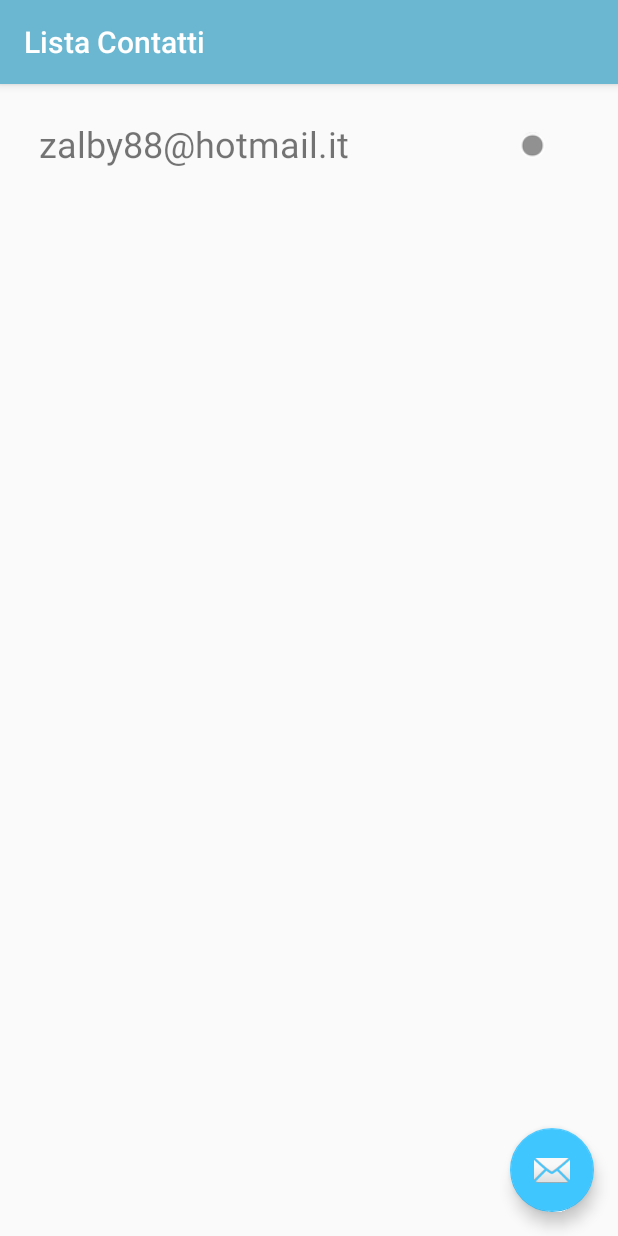
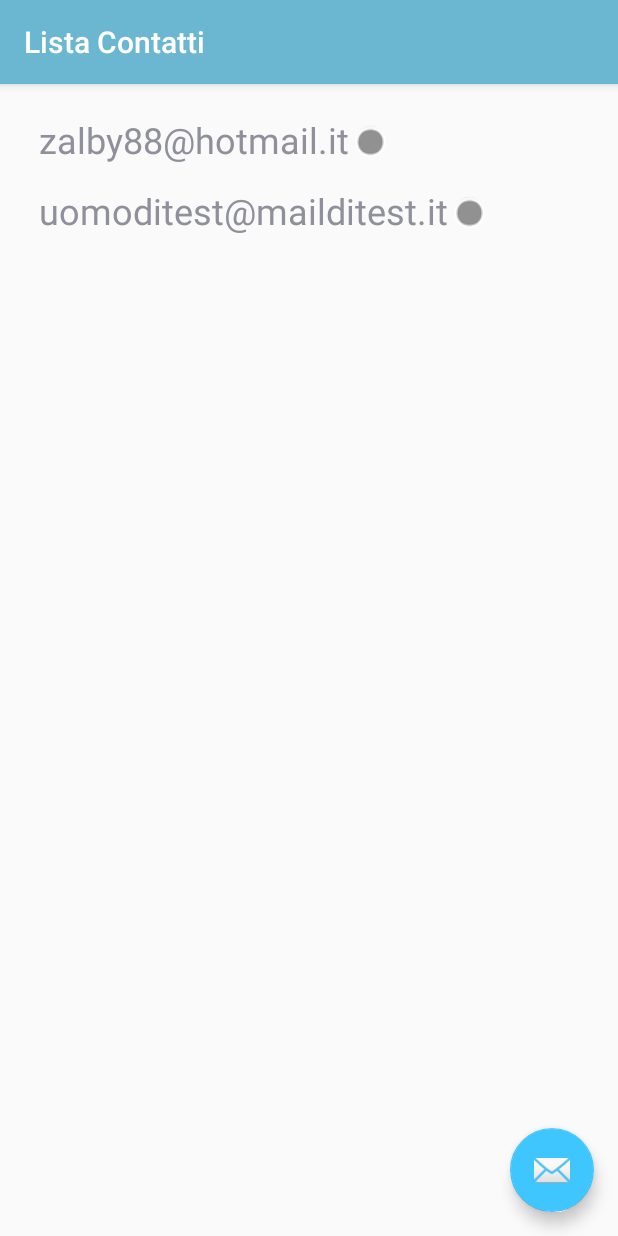
Before and after one commit to zalby88/moodlyRep, an Android app: the ContactsListActivity screen opened directly, with no data from a screen before it, on a phone screen of 412 x 824 dp. Run offline under Robolectric (Android 15) with nearby library versions, the phone set to English and light mode, and no system bars.

Commit message:
ContactsList DEMO updated

```diff
--- a/app/build.gradle
+++ b/app/build.gradle
@@ -6,7 +6,7 @@ android {
 
     defaultConfig {
         applicationId "com.zalbyeco.albertolaz.moodly"
-        minSdkVersion 15
+        minSdkVersion 17
         targetSdkVersion 23
         versionCode 1
         versionName "1.0"
--- a/app/src/main/AndroidManifest.xml
+++ b/app/src/main/AndroidManifest.xml
@@ -22,9 +22,8 @@
             android:name=".main.LoginActivity"
             android:label="@string/app_name">
             <intent-filter>
+                <action android:name="android.intent.action.MAIN" />
                 <category android:name="android.intent.category.LAUNCHER" />
-
-                <action android:name="android.intent.action.MAIN" />
             </intent-filter>
         </activity>
 
--- a/app/src/main/java/com/zalbyeco/albertolaz/moodly/main/ContactsListActivity.java
+++ b/app/src/main/java/com/zalbyeco/albertolaz/moodly/main/ContactsListActivity.java
@@ -1,5 +1,6 @@
 package com.zalbyeco.albertolaz.moodly.main;
 
+import android.content.Context;
 import android.content.Intent;
 import android.graphics.Color;
 import android.os.Bundle;
@@ -8,12 +9,20 @@ import android.support.design.widget.Snackbar;
 import android.support.v4.content.ContextCompat;
 import android.support.v7.app.AppCompatActivity;
 import android.support.v7.widget.Toolbar;
+import android.view.LayoutInflater;
 import android.view.MotionEvent;
 import android.view.View;
+import android.view.ViewGroup;
+import android.widget.ImageView;
 import android.widget.LinearLayout;
 import android.widget.RelativeLayout;
+import android.widget.TextView;
 
 import com.zalbyeco.albertolaz.moodly.R;
+import com.zalbyeco.albertolaz.moodly.service.mock.ContactsListServiceMock;
+import com.zalbyeco.albertolaz.moodly.users.Contact;
+
+import java.util.List;
 
 public class ContactsListActivity extends AppCompatActivity {
 
@@ -48,13 +57,48 @@ public class ContactsListActivity extends AppCompatActivity {
 
         //****************************
         //Contacts List Items settings
+        populateContactsList();
+
+    }
+
+    private void populateContactsList() {
+
+        //Call the Service
+        List<Contact> retrievedContacts = retrieveContactsList();
+
+        //Contacts -> Layout Items
         RelativeLayout contactsListContainer = (RelativeLayout) findViewById(R.id.contactsListPanel);
-        for (int i = 0; i < contactsListContainer.getChildCount(); i++) {
-            Object item = contactsListContainer.getChildAt(i);
-            if (item instanceof LinearLayout) {
+
+        LayoutInflater inflater =
+                (LayoutInflater) getApplicationContext().getSystemService(Context.LAYOUT_INFLATER_SERVICE);
+
+        /**
+         * Dynamically creates the list of contacts
+         */
+        int lastLlayoutId = -1;
+
+        for (Contact currentContact: retrievedContacts) {
+            LinearLayout llayoutToAdd = (LinearLayout) inflater.inflate(R.layout.contacts_item, null);
+
+            //generate ID
+            llayoutToAdd.setId(View.generateViewId());
+
+            for (int i = 0; i < llayoutToAdd.getChildCount(); i++) {
+                Object item = llayoutToAdd.getChildAt(i);
+                if (item instanceof TextView) {
+                    TextView txtView = (TextView) item;
+
+                    //sets the username as text
+                    txtView.setText(currentContact.getUsername());
+
+                } else if (item instanceof ImageView) {
+                    //TODO
+                }
+            }
+
             //----------------------
             //On touch (change color)
-                ((LinearLayout) item).setOnTouchListener(new View.OnTouchListener() {
+            llayoutToAdd.setOnTouchListener(new View.OnTouchListener() {
                 @Override
                 public boolean onTouch(View view, MotionEvent event) {
                     return contactsListItemOnTouch(view, event);
@@ -63,15 +107,39 @@ public class ContactsListActivity extends AppCompatActivity {
 
             //--------
             //On click
-                ((LinearLayout) item).setOnClickListener(new View.OnClickListener() {
+            llayoutToAdd.setOnClickListener(new View.OnClickListener() {
                 @Override
                 public void onClick(View v) {
                     contactsListItemOnClick(v);
                 }
             });
-            }
+
+            //fix the position below the previous item
+            if (lastLlayoutId != -1) {
+                RelativeLayout.LayoutParams params = (RelativeLayout.LayoutParams) llayoutToAdd.getLayoutParams();
+                if (params == null) {
+                    params = new RelativeLayout.LayoutParams
+                            (ViewGroup.LayoutParams.WRAP_CONTENT, ViewGroup.LayoutParams.WRAP_CONTENT);
                 }
 
+                params.addRule(RelativeLayout.BELOW, lastLlayoutId);
+                llayoutToAdd.setLayoutParams(params);
+            }
+            //update the last layout id
+            lastLlayoutId = llayoutToAdd.getId();
+
+            //add the new view to the container
+            contactsListContainer.addView(llayoutToAdd);
+
+        }//endfor
+    }//populateContactsList private method
+
+    /**
+     * Calls the "Contacts List" service to retrieve all contacts for a selected user
+     */
+    private List<Contact> retrieveContactsList() {
+        ContactsListServiceMock contactsService = ContactsListServiceMock.getContactsListServiceMock();
+        return contactsService.retrieveContacts(selectedUsername);
     }
 
     //*****************************
--- /dev/null
+++ b/app/src/main/java/com/zalbyeco/albertolaz/moodly/service/mock/ContactsListServiceMock.java
@@ -0,0 +1,40 @@
+package com.zalbyeco.albertolaz.moodly.service.mock;
+
+import com.zalbyeco.albertolaz.moodly.users.Contact;
+
+import java.util.ArrayList;
+import java.util.List;
+
+/**
+ * Created by AlbertoLaz on 17/09/2016.
+ */
+public class ContactsListServiceMock {
+
+    private static ContactsListServiceMock instance;
+
+    private ContactsListServiceMock() {}
+
+    public static ContactsListServiceMock getContactsListServiceMock() {
+
+        if (instance == null) {
+            instance = new ContactsListServiceMock();
+        }
+
+        return instance;
+    }
+
+
+    public List<Contact> retrieveContacts(String currentUserName) {
+
+        ArrayList<Contact> contactsToReturn = new ArrayList<Contact>();
+
+        Contact contact1 = Contact.initializeStandardContact("zalby88@hotmail.it");
+        Contact contact2 = Contact.initializeStandardContact("uomoditest@mailditest.it");
+
+        contactsToReturn.add(contact1);
+        contactsToReturn.add(contact2);
+
+        return contactsToReturn;
+
+    }//retrieveContacts mocked method
+}
--- /dev/null
+++ b/app/src/main/java/com/zalbyeco/albertolaz/moodly/users/Contact.java
@@ -0,0 +1,77 @@
+package com.zalbyeco.albertolaz.moodly.users;
+
+import java.io.Serializable;
+import java.util.ArrayList;
+import java.util.List;
+
+/**
+ * Created by AlbertoLaz on 17/09/2016.
+ */
+public class Contact implements Serializable {
+
+
+    private String username;
+    private MoodleCategory ctcCategory;
+    private List<String> features;
+
+    /**
+     *
+     * Private constructor, you need to use static method "initializeStandardContact" instead of the constructor
+     *
+     * @param username
+     * @param contactCategory
+     * @param features
+     */
+    private Contact(String username,
+                 MoodleCategory contactCategory,
+                 List<String> features) {
+
+        this.username = username;
+        this.ctcCategory = contactCategory;
+        this.features = features;
+    }
+
+    /**
+     *
+     * create a default Moodle Contact from username
+     *
+     * @param username
+     * @return
+     */
+    public static Contact initializeStandardContact(String username) {
+
+        Contact newMoodleContact = new Contact(username, null, null);
+        newMoodleContact.setCategory(MoodleCategory.STANDARD_FRIEND);
+
+        ArrayList<String> defaultFeatures = new ArrayList<String>();
+        //TODO set the features
+        newMoodleContact.setFeatures(defaultFeatures);
+
+        return newMoodleContact;
+    }
+
+    public String getUsername() {
+        return username;
+    }
+
+    public void setUsername(String username) {
+        this.username = username;
+    }
+
+    public MoodleCategory getCategory() {
+        return ctcCategory;
+    }
+
+    public void setCategory(MoodleCategory contactCategory) {
+        this.ctcCategory = contactCategory;
+    }
+
+    public List<String> getFeatures() {
+        return features;
+    }
+
+    public void setFeatures(List<String> features) {
+        this.features = features;
+    }
+
+}
--- a/app/src/main/java/com/zalbyeco/albertolaz/moodly/users/User.java
+++ b/app/src/main/java/com/zalbyeco/albertolaz/moodly/users/User.java
@@ -1,19 +1,22 @@
 package com.zalbyeco.albertolaz.moodly.users;
 
+import java.io.Serializable;
 import java.util.ArrayList;
 import java.util.List;
 
 /**
  * Created by AlbertoLaz on 02/09/2016.
  */
-public class User {
-
+public class User implements Serializable {
 
 
     private String username;
     private String password;
     private MoodleCategory usrCategory;
     private List<String> features;
+
+
+    private List<Contact> contactsList;
 
     /**
      *
@@ -23,16 +26,19 @@ public class User {
      * @param password
      * @param userCategory
      * @param features
+     * @param contactsList
      */
     private User(String username,
                  String password,
                  MoodleCategory userCategory,
-                 List<String> features) {
+                 List<String> features,
+                 List<Contact> contactsList) {
 
         this.username = username;
         this.password = password;
         this.usrCategory = userCategory;
         this.features = features;
+        this.contactsList = contactsList;
     }
 
     /**
@@ -45,12 +51,15 @@ public class User {
      */
     public static User initializeStandardUser(String username, String password) {
 
-        User newMoodleUser = new User(username, password, null, null);
+        User newMoodleUser = new User(username, password, null, null, null);
         newMoodleUser.setUsrCategory(MoodleCategory.STANDARD_FRIEND);
 
         ArrayList<String> defaultFeatures = new ArrayList<String>();
         //TODO set the features
         newMoodleUser.setFeatures(defaultFeatures);
+
+        ArrayList<Contact> emptyContactsList = new ArrayList<>();
+        newMoodleUser.setContactsList(emptyContactsList);
 
         return newMoodleUser;
     }
@@ -86,4 +95,12 @@ public class User {
     public void setFeatures(List<String> features) {
         this.features = features;
     }
+
+    public List<Contact> getContactsList() {
+        return contactsList;
+    }
+
+    public void setContactsList(List<Contact> contactsList) {
+        this.contactsList = contactsList;
+    }
 }
--- /dev/null
+++ b/app/src/main/res/layout/contacts_item.xml
@@ -0,0 +1,37 @@
+<?xml version="1.0" encoding="utf-8"?>
+    <!-- Attention: using "android:duplicateParentState" to propagate "touch" event from LinearLayout to its children -->
+    <!-- CONTACT ITEM EXAMPLE -->
+    <LinearLayout
+        xmlns:android="http://schemas.android.com/apk/res/android"
+        xmlns:app="http://schemas.android.com/apk/res-auto"
+        xmlns:tools="http://schemas.android.com/tools"
+        android:orientation="horizontal"
+        android:layout_width="fill_parent"
+        android:layout_height="50dip"
+        android:layout_alignParentTop="true"
+        android:layout_alignParentLeft="true"
+        android:layout_alignParentStart="true"
+        android:weightSum="1.0"
+        android:clickable="true"
+        android:padding="10dip"
+        android:id="@+id/linearLayout">
+
+
+        <TextView
+            android:layout_width="fill_parent"
+            android:layout_height="fill_parent"
+            android:layout_weight="0.9"
+            android:text="test@test.it"
+            android:textSize="24dip"
+            android:textIsSelectable="true"
+            android:duplicateParentState="true"/>
+
+        <ImageView
+            android:layout_width="25dip"
+            android:layout_height="25dip"
+            android:layout_weight="0.1"
+            android:layout_gravity="right"
+            android:src="@android:drawable/presence_invisible"
+            android:duplicateParentState="true"
+            android:layout_marginTop="2dip" />
+    </LinearLayout>
--- a/app/src/main/res/layout/content_contacts_list.xml
+++ b/app/src/main/res/layout/content_contacts_list.xml
@@ -3,8 +3,8 @@
     xmlns:app="http://schemas.android.com/apk/res-auto"
     xmlns:tools="http://schemas.android.com/tools"
     android:id="@+id/contactsListPanel"
-    android:layout_width="match_parent"
-    android:layout_height="match_parent"
+    android:layout_width="fill_parent"
+    android:layout_height="fill_parent"
     android:paddingBottom="@dimen/activity_vertical_margin"
     android:paddingLeft="@dimen/activity_horizontal_margin"
     android:paddingRight="@dimen/activity_horizontal_margin"
@@ -13,24 +13,29 @@
     tools:context="com.zalbyeco.albertolaz.moodly.main.ContactsListActivity"
     tools:showIn="@layout/activity_contacts_list">
 
+    <!-- Attention: using "android:duplicateParentState" to propagate "touch" event from LinearLayout to its children -->
 
-    <LinearLayout
+    <!-- CONTACT ITEM EXAMPLE -->
+    <!--<LinearLayout
+        xmlns:android="http://schemas.android.com/apk/res/android"
+        xmlns:app="http://schemas.android.com/apk/res-auto"
+        xmlns:tools="http://schemas.android.com/tools"
         android:orientation="horizontal"
         android:layout_width="fill_parent"
         android:layout_height="50dip"
-        android:layout_alignParentTop="true"
-        android:layout_alignParentLeft="true"
-        android:layout_alignParentStart="true"
         android:weightSum="1.0"
         android:clickable="true"
-        android:padding="10dip">
+        android:padding="10dip"
+        android:layout_below="@+id/linearLayout"
+        android:layout_alignParentLeft="true"
+        android:layout_alignParentStart="true">
 
-        <!-- Attention: using "android:duplicateParentState" to propagate "touch" event from LinearLayout to its children -->
+
     <TextView
         android:layout_width="0dip"
         android:layout_height="fill_parent"
         android:layout_weight="0.8"
-            android:text="zalby88@hotmail.it"
+        android:text="test2@test.it"
         android:textSize="24dip"
         android:textIsSelectable="true"
         android:duplicateParentState="true"/>
@@ -44,6 +49,6 @@
         android:paddingBottom="5dip"
         android:paddingLeft="10dip"
         android:duplicateParentState="true"/>
+    </LinearLayout> -->
 
-    </LinearLayout>
 </RelativeLayout>
```
Lines whose indentation alone changed are shown as unchanged.
